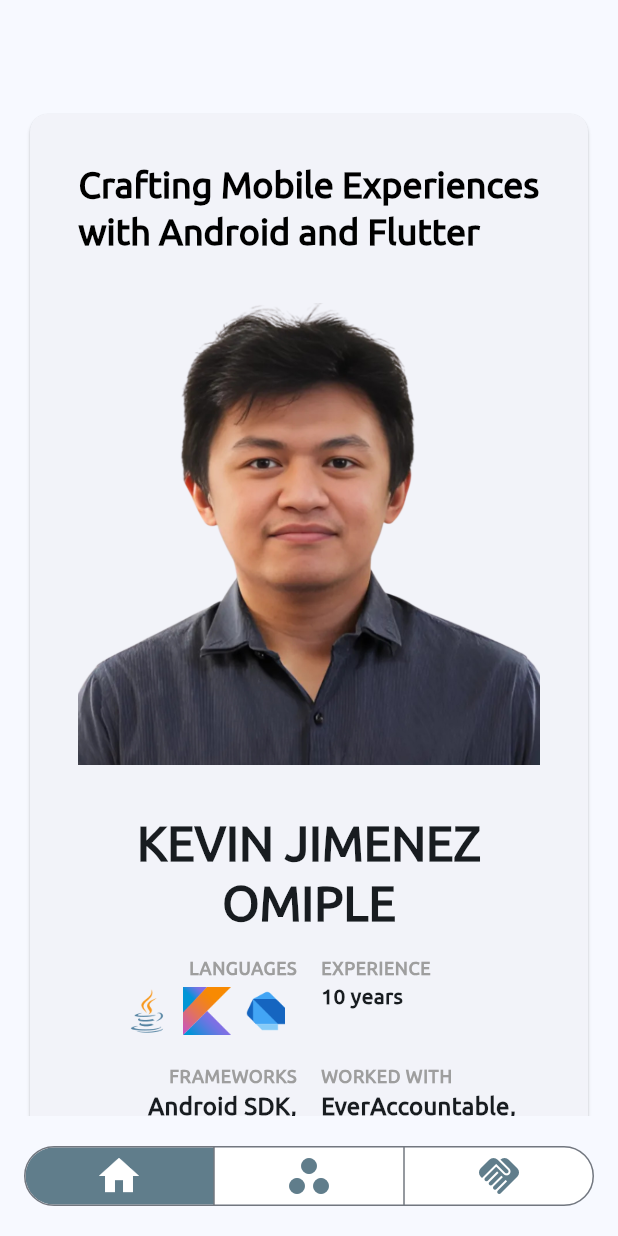
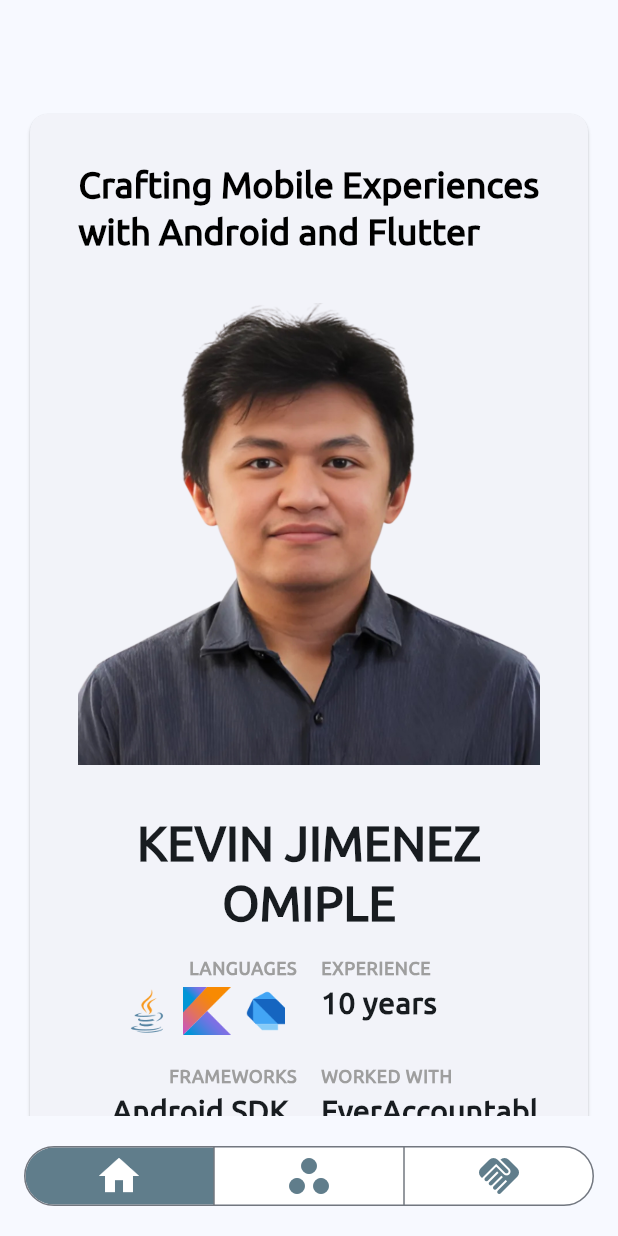
Before and after one commit to omiplekevin/koprofile_flutter, a Flutter app: the screen it shows after launch, on a phone screen of 412 x 824 dp. Run offline on Flutter 3.47's test engine with Material 3 defaults, Android fonts, the light colour scheme and no system bars.

Commit message:
small updates

```diff
--- a/lib/views/HomePage.dart
+++ b/lib/views/HomePage.dart
@@ -33,6 +33,8 @@ class _HomePageState extends State<HomePage> {
       ),
       bottomNavigationBar: Padding(
         padding: EdgeInsetsGeometry.all(16.0),
+        child: ConstrainedBox(
+          constraints: BoxConstraints(maxWidth: 800),
           child: NavigationSegmentedButtons(
             onMenuChanged: (value) {
               setState(() {
@@ -41,6 +43,7 @@ class _HomePageState extends State<HomePage> {
             },
           ),
         ),
+      ),
     );
   }
 }
--- a/lib/views/widgets/ProfileView.dart
+++ b/lib/views/widgets/ProfileView.dart
@@ -11,7 +11,20 @@ class ProfileView extends StatelessWidget {
         constraints: BoxConstraints(maxWidth: 800),
         child: Padding(
           padding: const EdgeInsets.all(16.0),
-          child: Column(children: [ProfileQuickStats(), SizedBox(height: 16)]),
+          child: Column(
+            children: [
+              ProfileQuickStats(),
+              SizedBox(height: 16),
+              Text(
+                "Experienced Mobile Developer with a demonstrated history of working in the information technology and services industry. Skilled in Java and Kotlin used for Android Mobile Development mixed with Flutter for hybrid app development, Integration, Deployment and Maintenance. Strong engineering professional with a Bachelor of Science focused in Information Technology Specialized in Software Engineering from University of the Immaculate Conception.",
+                style: Theme.of(context).textTheme.bodyLarge?.copyWith(
+                  fontSize: 22,
+                  fontWeight: FontWeight.w100,
+                  wordSpacing: 2,
+                ),
+              ),
+            ],
+          ),
         ),
       ),
     );
--- a/lib/views/widgets/micro/ExperienceCell.dart
+++ b/lib/views/widgets/micro/ExperienceCell.dart
@@ -15,6 +15,7 @@ class ExperienceCell extends StatelessWidget {
 
   @override
   Widget build(BuildContext context) {
+    final double textSize = 20;
     return Expanded(
       child: Column(
         crossAxisAlignment: index % 2 == 0
@@ -54,7 +55,7 @@ class ExperienceCell extends StatelessWidget {
                 experienceValue.join(", "),
                 style: Theme.of(context).textTheme.bodyMedium?.copyWith(
                   fontWeight: FontWeight.w900,
-                  fontSize: 16,
+                  fontSize: textSize,
                 ),
               ),
             )
@@ -63,7 +64,7 @@ class ExperienceCell extends StatelessWidget {
               experienceValue[0],
               style: Theme.of(context).textTheme.bodyMedium?.copyWith(
                 fontWeight: FontWeight.w900,
-                fontSize: 14,
+                fontSize: textSize,
               ),
             ),
         ],
```
Lines whose indentation alone changed are shown as unchanged.
